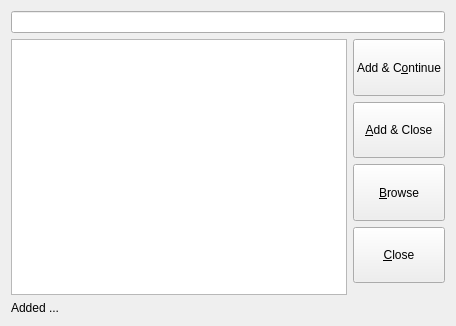
First picture: the form in src/searchWidget.ui, repository thomaslundgaard/Pimp, before the edit.
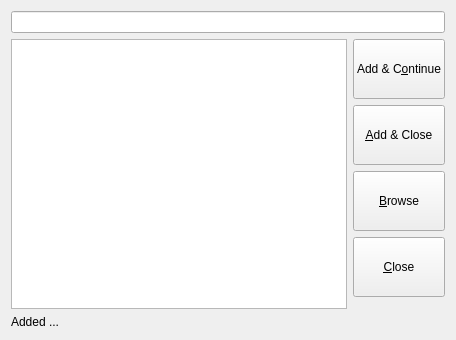
Second picture: the form after the edit.

Patch:
```diff
--- a/src/searchWidget.ui
+++ b/src/searchWidget.ui
@@ -29,6 +29,12 @@
            <verstretch>0</verstretch>
           </sizepolicy>
          </property>
+         <property name="minimumSize">
+          <size>
+           <width>0</width>
+           <height>60</height>
+          </size>
+         </property>
          <property name="maximumSize">
           <size>
            <width>16777215</width>
@@ -48,6 +54,12 @@
            <verstretch>0</verstretch>
           </sizepolicy>
          </property>
+         <property name="minimumSize">
+          <size>
+           <width>0</width>
+           <height>60</height>
+          </size>
+         </property>
          <property name="maximumSize">
           <size>
            <width>16777215</width>
@@ -89,6 +101,12 @@
            <verstretch>0</verstretch>
           </sizepolicy>
          </property>
+         <property name="minimumSize">
+          <size>
+           <width>0</width>
+           <height>60</height>
+          </size>
+         </property>
          <property name="maximumSize">
           <size>
            <width>16777215</width>
@@ -108,6 +126,12 @@
            <verstretch>0</verstretch>
           </sizepolicy>
          </property>
+         <property name="minimumSize">
+          <size>
+           <width>0</width>
+           <height>60</height>
+          </size>
+         </property>
          <property name="maximumSize">
           <size>
            <width>16777215</width>
```
